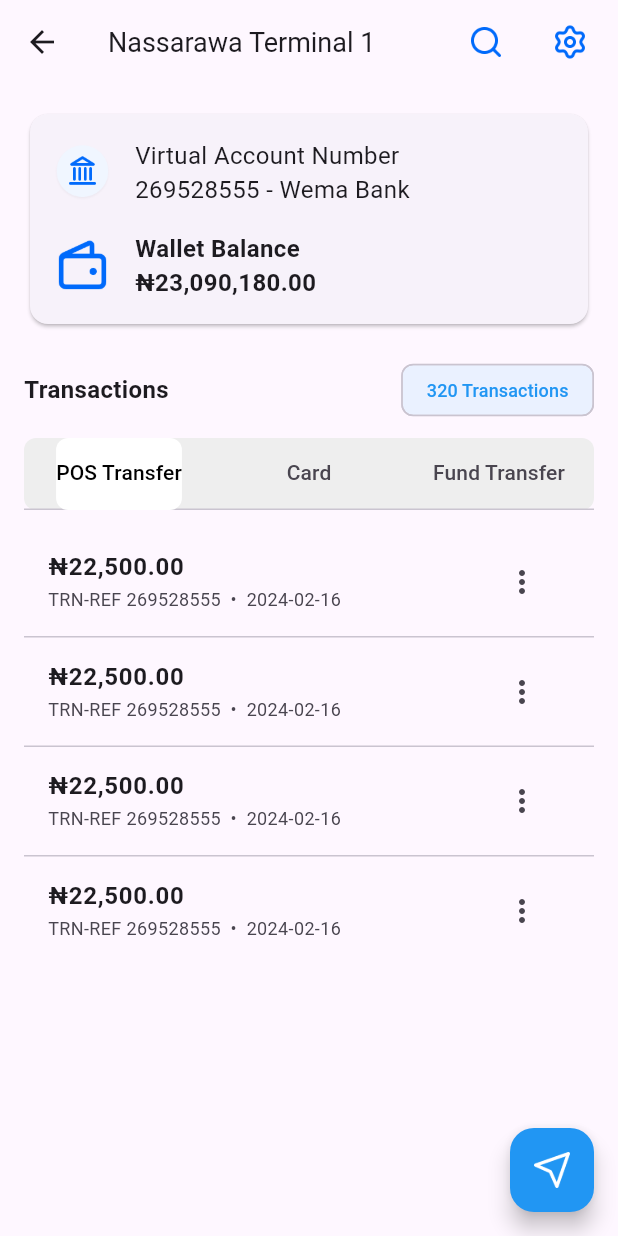
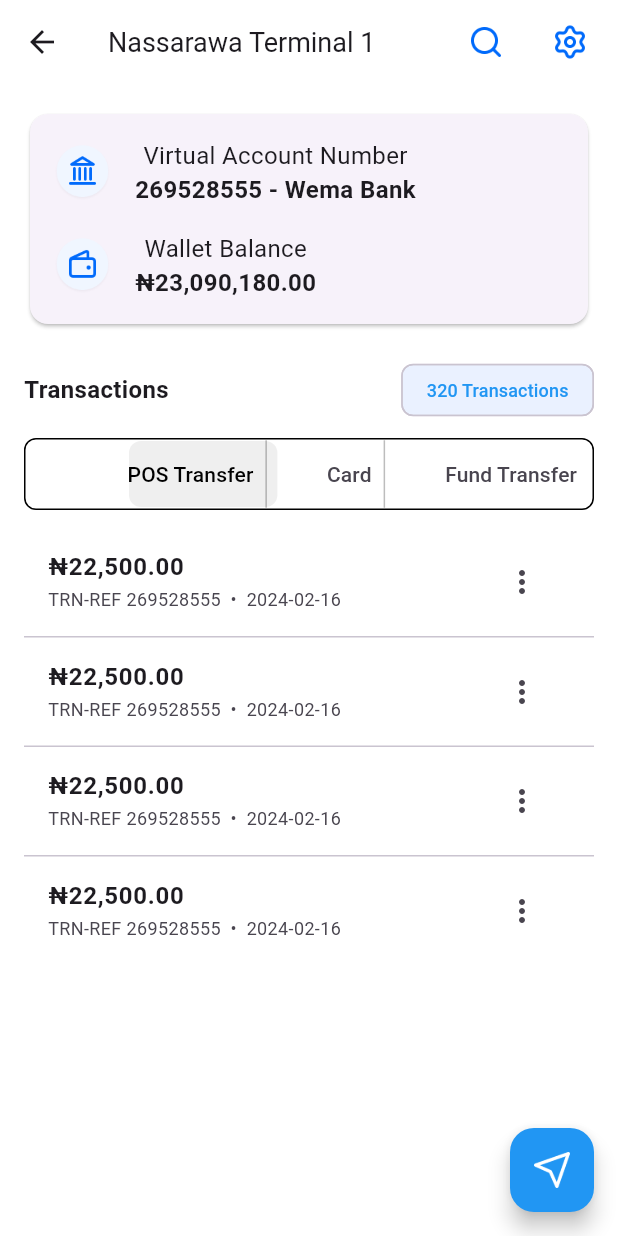
Before and after one commit to Usmanhero86/zainpos_merchant_mobile, a Flutter app: the NassarawaTerminalScreen screen opened directly, after a tap on the "more vert" icon, on a phone screen of 412 x 824 dp. Run offline on Flutter 3.47's test engine with Material 3 defaults, Android fonts, the phone set to English and light mode, and no system bars; Roboto replaces fonts that are missing (Poppins).

Commit message:
UI: custom TabBar indicator and character-based spacing

```diff
--- a/lib/screens/home/tabs/home_tab.dart
+++ b/lib/screens/home/tabs/home_tab.dart
@@ -62,7 +62,7 @@ class HomeTab extends StatelessWidget {
         ],
       ),
       body: SingleChildScrollView(
-        padding: EdgeInsets.all(16),
+        padding: EdgeInsets.all(padding),
         child: Column(
           crossAxisAlignment: CrossAxisAlignment.start,
           children: [
@@ -77,7 +77,7 @@ class HomeTab extends StatelessWidget {
                  mainAxisSize: MainAxisSize.min,
                  children: [
                    Icon(Icons.mail,color: Colors.blue),
-                   SizedBox(width: 5),
+                   SizedBox(width: padding - 11),
                    Text(
                     'Gidado Mustapha Enterprises',
                     style: TextStyle(
--- a/lib/screens/onboarding/onboarding_screen.dart
+++ b/lib/screens/onboarding/onboarding_screen.dart
@@ -73,7 +73,8 @@ class _OnboardingScreenState extends State<OnboardingScreen> {
     final spacingBetweenButtons = screenWidth * 0.05;
 
     return Scaffold(
-      body: Column(
+      body: SafeArea(
+        child: Column(
           children: [
             Expanded(
               child: GestureDetector(
@@ -170,6 +171,7 @@ class _OnboardingScreenState extends State<OnboardingScreen> {
             ),
           ],
         ),
+      ),
     );
   }
 }
--- a/lib/screens/terminal/nassarawa_terminal.dart
+++ b/lib/screens/terminal/nassarawa_terminal.dart
@@ -1,6 +1,11 @@
 import 'package:flutter/material.dart';
 import 'package:zainpos_merchant_mobile/screens/searchs/search_and_filter.dart';
 import 'package:zainpos_merchant_mobile/screens/settings/settings_screen.dart';
+import 'package:zainpos_merchant_mobile/screens/terminal/widgets/rounded_box_indicator.dart';
+import 'package:zainpos_merchant_mobile/screens/terminal/widgets/show_filter.dart';
+import 'package:zainpos_merchant_mobile/screens/terminal/widgets/show_settings.dart';
+import 'package:zainpos_merchant_mobile/screens/terminal/widgets/tab_with_divider.dart';
+import 'package:zainpos_merchant_mobile/screens/terminal/widgets/transaction_list.dart';
 import 'package:zainpos_merchant_mobile/screens/transfers/transfer_screen.dart';
 
 class NassarawaTerminalScreen extends StatelessWidget {
@@ -18,7 +23,9 @@ class NassarawaTerminalScreen extends StatelessWidget {
     return DefaultTabController(
       length: 3,
       child: Scaffold(
+        backgroundColor: Colors.white,
         appBar: AppBar(
+          backgroundColor: Colors.white,
           leading: IconButton(
             icon: const Icon(Icons.arrow_back),
             onPressed: () => Navigator.pop(context),
@@ -62,11 +69,8 @@ class NassarawaTerminalScreen extends StatelessWidget {
               child: Column(
                 crossAxisAlignment: CrossAxisAlignment.start,
                 children: [
-                  // Virtual Account + Wallet
                   Card(
-                    shape: RoundedRectangleBorder(
-                      borderRadius: BorderRadius.circular(12),
-                    ),
+                    shape: RoundedRectangleBorder(borderRadius: BorderRadius.circular(12)),
                     elevation: 1,
                     child: Padding(
                       padding: EdgeInsets.all(basePadding),
@@ -80,11 +84,17 @@ class NassarawaTerminalScreen extends StatelessWidget {
                                 width: cardIconSize,
                               ),
                               SizedBox(width: basePadding),
-                              Expanded(
-                                child: Text(
-                                  'Virtual Account Number\n269528555 - Wema Bank',
-                                  style: TextStyle(fontSize: titleSize),
+                              Column(
+                                children: [
+                                  Text(
+                                    'Virtual Account Number',
+                                    style: TextStyle(fontSize: titleSize, fontWeight: FontWeight.w400),
                                   ),
+                                  Text(
+                                    '269528555 - Wema Bank',
+                                    style: TextStyle(fontSize: titleSize, fontWeight: FontWeight.bold),
+                                  ),
+                                ],
                               ),
                             ],
                           ),
@@ -92,19 +102,26 @@ class NassarawaTerminalScreen extends StatelessWidget {
                           Row(
                             children: [
                               Image.asset(
-                                'assets/logos/wallet-02.png',
+                                'assets/logos/FeaturedIconW.png',
                                 height: cardIconSize,
                                 width: cardIconSize,
                               ),
                               SizedBox(width: basePadding),
-                              Expanded(
-                                child: Text(
-                                  'Wallet Balance\n₦23,090,180.00',
+                              Column(
+                                children: [
+                                  Text(
+                                    'Wallet Balance',
                                     style: TextStyle(
                                       fontSize: titleSize,
-                                    fontWeight: FontWeight.w600,
+                                      fontWeight: FontWeight.w400,
                                     ),
                                   ),
+                                  Text('₦23,090,180.00',
+                                    style: TextStyle(
+                                      fontSize: titleSize,
+                                      fontWeight: FontWeight.bold,
+                                    ),)
+                                ],
                               ),
                             ],
                           ),
@@ -140,23 +157,30 @@ class NassarawaTerminalScreen extends StatelessWidget {
                   // Tabs
             Container(
             decoration: BoxDecoration(
-                      color: Colors.grey[200],
+            color: Colors.white,
+            border: BoxBorder.all(),
             borderRadius: BorderRadius.circular(8),
             ),
             child: TabBar(
-                      indicator: BoxDecoration(
-                        color: Colors.white,
-                        borderRadius: BorderRadius.circular(8),
+              isScrollable: true,
+              indicator: RoundedBoxIndicator(
+                color: Color(0xFFEFEFEF),
+                insets: EdgeInsets.all(1),
               ),
               labelColor: Colors.black,
               labelStyle: TextStyle(fontSize: isTablet ? 16 : 14),
-                      tabs: const [
-                        Tab(text: 'POS Transfer'),
-                        Tab(text: 'Card'),
-                        Tab(text: 'Fund Transfer'),
+              dividerColor: Colors.transparent,
+              indicatorWeight: 0,
+              tabs: [
+                buildTabWithDivider('POS Transfer', showRightDivider: true),
+                buildTabWithDivider('Card', showRightDivider: true),
+                buildTabWithDivider('Fund Transfer'),
               ],
+            )
+
             ),
-                  ),
+
+
                   SizedBox(height: basePadding / 2),
 
                   // Transactions list
@@ -179,65 +203,3 @@ class NassarawaTerminalScreen extends StatelessWidget {
     );
   }
 }
-
-void showSettingsBottomSheet(BuildContext context) {
-  showModalBottomSheet(
-    context: context,
-    isScrollControlled: true,
-    backgroundColor: Colors.transparent,
-    builder: (_) => SettingsScreen(
-      initialTransfersEnabled: true,
-      initialBalanceEnabled: true,
-      initialReprintEnabled: false,
-      onSettingsApplied: (settings) {
-        // handle settings
-      },
-    ),
-  );
-}
-
-void showSearchFilterBottomSheet(BuildContext context) {
-  showModalBottomSheet(
-    context: context,
-    isScrollControlled: true,
-    backgroundColor: Colors.transparent,
-    builder: (_) => const SearchAndFilterScreen(),
-  );
-}
-
-/// Responsive Transaction List
-class TransactionList extends StatelessWidget {
-  const TransactionList({super.key});
-
-  @override
-  Widget build(BuildContext context) {
-    final width = MediaQuery.of(context).size.width;
-    final isTablet = width > 600;
-    final titleSize = isTablet ? 18.0 : 16.0;
-    final subSize = isTablet ? 14.0 : 12.0;
-
-    final transactions = List.generate(4, (index) => '₦22,500.00');
-
-    return ListView.separated(
-      padding: const EdgeInsets.symmetric(vertical: 4),
-      itemCount: transactions.length,
-      separatorBuilder: (_, __) => const Divider(height: 1),
-      itemBuilder: (context, index) {
-        return ListTile(
-          title: Text(
-            transactions[index],
-            style: TextStyle(fontWeight: FontWeight.bold, fontSize: titleSize),
-          ),
-          subtitle: Text(
-            'TRN-REF 269528555  •  2024-02-16',
-            style: TextStyle(fontSize: subSize),
-          ),
-          trailing: IconButton(
-            onPressed: () {},
-            icon: const Icon(Icons.more_vert),
-          ),
-        );
-      },
-    );
-  }
-}
--- /dev/null
+++ b/lib/screens/terminal/widgets/rounded_box_indicator.dart
@@ -0,0 +1,35 @@
+import 'package:flutter/material.dart';
+
+class RoundedBoxIndicator extends Decoration {
+  final Color color;
+  final BorderRadius radius;
+  final EdgeInsets insets;
+
+  const RoundedBoxIndicator({
+    required this.color,
+    this.radius = const BorderRadius.all(Radius.circular(8)),
+    this.insets = const EdgeInsets.symmetric(horizontal: 6, vertical: 4),
+  });
+
+  @override
+  BoxPainter createBoxPainter([VoidCallback? onChanged]) {
+    return _RoundedBoxPainter(color, radius, insets);
+  }
+}
+
+class _RoundedBoxPainter extends BoxPainter {
+  final Color color;
+  final BorderRadius radius;
+  final EdgeInsets insets;
+
+  _RoundedBoxPainter(this.color, this.radius, this.insets);
+
+  @override
+  void paint(Canvas canvas, Offset offset, ImageConfiguration cfg) {
+    final rect = offset & cfg.size!;
+    final paintRect = insets.deflateRect(rect);
+    final paint = Paint()..color = color;
+    final rrect = radius.toRRect(paintRect);
+    canvas.drawRRect(rrect, paint);
+  }
+}
--- /dev/null
+++ b/lib/screens/terminal/widgets/tab_with_divider.dart
@@ -0,0 +1,21 @@
+import'package:flutter/material.dart';
+
+Tab buildTabWithDivider(String text, {bool showRightDivider = false}) {
+  return Tab(
+    child: Row(
+      mainAxisSize: MainAxisSize.min,
+      children: [
+        Text(text),
+        if (showRightDivider) ...[
+          SizedBox(width: 8),
+          Container(
+            width: 1,
+            height: 45,
+            color: Colors.black26,
+          ),
+          const SizedBox(width: 8),
+        ],
+      ],
+    ),
+  );
+}
--- a/lib/screens/terminal/widgets/transaction_list.dart
+++ b/lib/screens/terminal/widgets/transaction_list.dart
@@ -5,20 +5,31 @@ class TransactionList extends StatelessWidget {
 
   @override
   Widget build(BuildContext context) {
+    final width = MediaQuery.of(context).size.width;
+    final isTablet = width > 600;
+    final titleSize = isTablet ? 18.0 : 16.0;
+    final subSize = isTablet ? 14.0 : 12.0;
+
     final transactions = List.generate(4, (index) => '₦22,500.00');
+
     return ListView.separated(
+      padding: const EdgeInsets.symmetric(vertical: 4),
       itemCount: transactions.length,
       separatorBuilder: (_, __) => const Divider(height: 1),
       itemBuilder: (context, index) {
         return ListTile(
           title: Text(
             transactions[index],
-            style: const TextStyle(fontWeight: FontWeight.bold),
+            style: TextStyle(fontWeight: FontWeight.bold, fontSize: titleSize),
           ),
-          subtitle: const Text('TRN-REF 269528555  •  2024-02-16'),
-          trailing:  IconButton(
-            onPressed: () { },
-            icon: Icon(Icons.more_vert,),),
+          subtitle: Text(
+            'TRN-REF 269528555  •  2024-02-16',
+            style: TextStyle(fontSize: subSize),
+          ),
+          trailing: IconButton(
+            onPressed: () {},
+            icon: const Icon(Icons.more_vert),
+          ),
         );
       },
     );
```
Also changed, not shown: lib/screens/network/network_screen.dart (+4 -5 lines), lib/screens/terminal/widgets/show_filter.dart (added, +11 -0 lines), lib/screens/terminal/widgets/show_settings.dart (added, +18 -0 lines), lib/widgets/build_transaction_item.dart (+18 -1 lines), lib/widgets/terminal_card.dart (+13 -10 lines), assets/logos/FeaturedIconW.png (added), pubspec.lock. Lines whose indentation alone changed are shown as unchanged.
